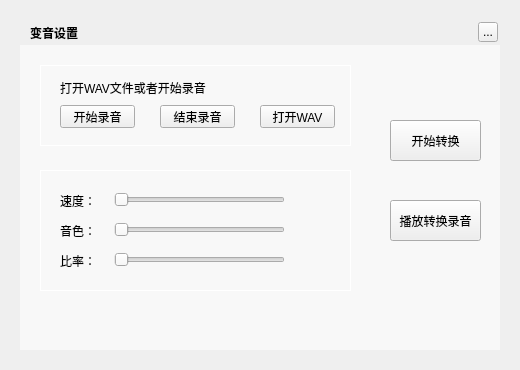
Qt form TTKCore/musicUi/musicToolsetswidget/musicsoundtouchwidget.ui (Greedysky/TTKMusicPlayer) before a commit.
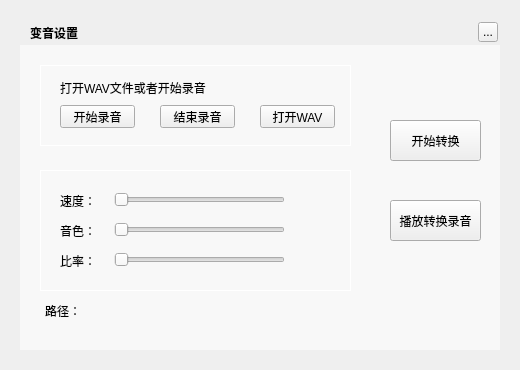
The same form after that commit.

```diff
--- a/TTKCore/musicUi/musicToolsetswidget/musicsoundtouchwidget.ui
+++ b/TTKCore/musicUi/musicToolsetswidget/musicsoundtouchwidget.ui
@@ -281,9 +281,9 @@
   <widget class="QLabel" name="pathLabel">
    <property name="geometry">
     <rect>
-     <x>40</x>
+     <x>89</x>
      <y>300</y>
-     <width>440</width>
+     <width>391</width>
      <height>21</height>
     </rect>
    </property>
@@ -320,6 +320,19 @@
     <string>播放转换录音</string>
    </property>
   </widget>
+  <widget class="QLabel" name="pathLabels">
+   <property name="geometry">
+    <rect>
+     <x>45</x>
+     <y>300</y>
+     <width>41</width>
+     <height>21</height>
+    </rect>
+   </property>
+   <property name="text">
+    <string>路径：</string>
+   </property>
+  </widget>
   <zorder>background</zorder>
   <zorder>backgroundMask</zorder>
   <zorder>topTitleName</zorder>
@@ -329,6 +342,7 @@
   <zorder>pathLabel</zorder>
   <zorder>transformButton</zorder>
   <zorder>playWavButton</zorder>
+  <zorder>pathLabels</zorder>
  </widget>
  <resources/>
  <connections/>
```
